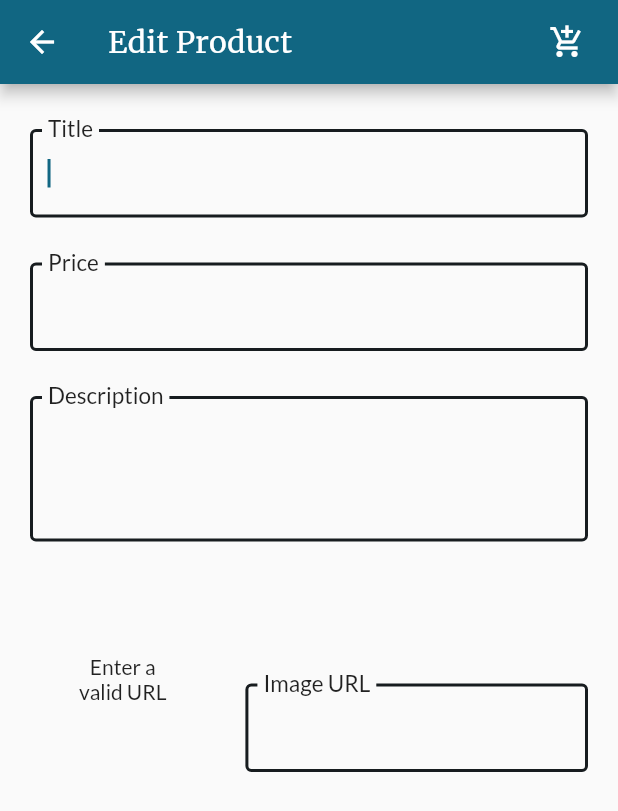
After one commit to keith47733/shop, a Flutter app: the EditProductScreen screen opened by its route, on a phone screen of 412 x 824 dp. The commit adds this screen. Shown: the top 811 px of the screen. Run offline on Flutter 3.47's test engine with Material 2 defaults, Android fonts, the phone set to English and light mode, and no system bars; drawn by our look-alikes of dynamic_color; network calls fail.

Commit message:
Implementing add/edit user products

```diff
--- a/lib/mocks/mock_inventory.dart
+++ b/lib/mocks/mock_inventory.dart
@@ -30,7 +30,7 @@ final MOCK_INVENTORY = [
     price: 49.99,
     imageUrl: 'https://upload.wikimedia.org/wikipedia/commons/thumb/1/14/Cast-Iron-Pan.jpg/1024px-Cast-Iron-Pan.jpg',
   ),
-	ProductItem(
+  ProductItem(
     productItemId: 'p5',
     title: 'Red Shirt II',
     description: 'A red shirt - it is pretty red!',
--- a/lib/screens/cart_screen/cart_screen.dart
+++ b/lib/screens/cart_screen/cart_screen.dart
@@ -7,7 +7,7 @@ import '../../styles/layout.dart';
 import '../../widgets/custom_app_bar.dart';
 import '../../widgets/app_drawer.dart';
 import '../orders_screen/orders_screen.dart';
-import 'cart_item_card.dart';
+import 'cart_item_tile.dart';
 
 class CartScreen extends StatelessWidget {
   static const routeName = '/cart_screen';
@@ -39,7 +39,7 @@ class CartScreen extends StatelessWidget {
       ),
       child: Padding(
         padding: const EdgeInsets.symmetric(
-          vertical: Layout.SPACING / 2,
+          vertical: Layout.SPACING / 1.5,
           horizontal: Layout.SPACING,
         ),
         child: Row(
@@ -98,7 +98,7 @@ class CartScreen extends StatelessWidget {
     return Expanded(
       child: ListView.builder(
         itemCount: currentCart.cartItems.length,
-        itemBuilder: ((ctx, index) => CartItemCard(
+        itemBuilder: ((ctx, index) => CartItemTile(
               cartItemId: currentCart.cartItems.values.toList()[index].cartItemId,
               productId: currentCart.cartItems.keys.toList()[index],
               title: currentCart.cartItems.values.toList()[index].title,
--- a/lib/screens/orders_screen/orders_screen.dart
+++ b/lib/screens/orders_screen/orders_screen.dart
@@ -5,7 +5,7 @@ import '../../providers/orders.dart';
 import '../../styles/layout.dart';
 import '../../widgets/custom_app_bar.dart';
 import '../../widgets/app_drawer.dart';
-import 'order_item_card.dart';
+import 'order_item_tile.dart';
 
 class OrdersScreen extends StatelessWidget {
   static const routeName = '/orders_screen';
@@ -19,7 +19,7 @@ class OrdersScreen extends StatelessWidget {
       body: orders.isOrders()
           ? OrdersList(orders)
           : Padding(
-              padding: const EdgeInsets.all(Layout.SPACING * 2),
+              padding: const EdgeInsets.all(Layout.SPACING * 4),
               child: Center(
                 child: Text(
                   'You haven\'t placed any orders yet.',
@@ -48,7 +48,7 @@ class OrdersScreen extends StatelessWidget {
               physics: NeverScrollableScrollPhysics(),
               itemCount: orders.order.length,
               itemBuilder: ((context, index) {
-                return OrderItemCard(
+                return OrderItemTile(
                   index: index,
                   orderItem: orders.order[index],
                 );
--- /dev/null
+++ b/lib/screens/user_products_screen/edit_product_screen.dart
@@ -0,0 +1,169 @@
+import 'package:flutter/material.dart';
+
+import '../../styles/layout.dart';
+
+// Require a StatefulWidget since the Form will change local state.
+class EditProductScreen extends StatefulWidget {
+  static const routeName = '/edit_product_screen';
+
+  @override
+  State<EditProductScreen> createState() => _EditProductScreenState();
+}
+
+class _EditProductScreenState extends State<EditProductScreen> {
+  TextEditingController _imageUrlController = TextEditingController();
+  FocusNode _imageUrlFocusNode = FocusNode();
+
+  @override
+  void initState() {
+    super.initState();
+    // This adds a listener to the _imageUrlFocusNode. The void Function _updateImageUrl is called whenever there is a change to _imageUrlFocusNode by Setting the TextFormField() below.
+    _imageUrlFocusNode.addListener(_updateImageUrl);
+  }
+
+  @override
+  void dispose() {
+    super.dispose();
+    _imageUrlController.dispose();
+    // Remove the listener before disposing the actual focusNode.
+    _imageUrlFocusNode.removeListener(_updateImageUrl);
+    _imageUrlFocusNode.dispose();
+  }
+
+  void _updateImageUrl() {
+    if (!_imageUrlFocusNode.hasFocus) {
+      setState(() {});
+    }
+  }
+
+  @override
+  Widget build(BuildContext context) {
+    final formFieldDecoration = InputDecoration(
+      floatingLabelBehavior: FloatingLabelBehavior.always,
+      labelStyle: Theme.of(context).textTheme.titleLarge,
+      enabledBorder: OutlineInputBorder(
+        borderSide: BorderSide(color: Theme.of(context).colorScheme.onBackground, width: Layout.BORDER_WIDTH),
+      ),
+      focusedBorder: OutlineInputBorder(
+        borderSide: BorderSide(color: Theme.of(context).colorScheme.onBackground, width: Layout.BORDER_WIDTH),
+      ),
+      errorBorder: OutlineInputBorder(
+        borderSide: BorderSide(color: Theme.of(context).colorScheme.error, width: Layout.BORDER_WIDTH),
+      ),
+      focusedErrorBorder: OutlineInputBorder(
+        borderSide: BorderSide(color: Theme.of(context).colorScheme.error, width: Layout.BORDER_WIDTH),
+      ),
+    );
+
+    // ADD DISPOSE METHOD
+
+    return Scaffold(
+      appBar: CustomAppBar(context, 'Edit Product'),
+      body: BuildInputForm(context, formFieldDecoration),
+    );
+  }
+
+  PreferredSizeWidget CustomAppBar(context, title) {
+    return AppBar(
+      title: Text(
+        title,
+        style: TextStyle(fontFamily: 'Merriweather'),
+      ),
+      actions: [
+        Padding(
+          padding: const EdgeInsets.only(right: Layout.SPACING / 2),
+          child: IconButton(
+            onPressed: () {
+              // Navigator.of(context).pushNamed(ProductsScreen.routeName);
+            },
+            icon: Icon(Icons.add_shopping_cart),
+          ),
+        ),
+      ],
+    );
+  }
+
+  Widget BuildInputForm(context, formFieldDecoration) {
+    return Form(
+      child: SingleChildScrollView(
+        child: Padding(
+          padding: const EdgeInsets.symmetric(
+            vertical: Layout.SPACING * 1.5,
+            horizontal: Layout.SPACING,
+          ),
+          child: Column(
+            children: <Widget>[
+              TextFormField(
+                autofocus: true,
+                decoration: formFieldDecoration.copyWith(labelText: 'Title'),
+                keyboardType: TextInputType.text,
+                textInputAction: TextInputAction.next,
+              ),
+              SizedBox(height: Layout.SPACING * 1.5),
+              TextFormField(
+                decoration: formFieldDecoration.copyWith(labelText: 'Price'),
+                keyboardType: TextInputType.number,
+                textInputAction: TextInputAction.next,
+              ),
+              SizedBox(height: Layout.SPACING * 1.5),
+              TextFormField(
+                decoration: formFieldDecoration.copyWith(labelText: 'Description'),
+                keyboardType: TextInputType.multiline,
+                maxLines: 3,
+                textInputAction: TextInputAction.next,
+              ),
+              SizedBox(height: Layout.SPACING * 1.5),
+              Row(
+                crossAxisAlignment: CrossAxisAlignment.end,
+                children: [
+                  ClipRRect(
+                    borderRadius: BorderRadius.circular(Layout.RADIUS / 2),
+                    child: Container(
+                      width: MediaQuery.of(context).size.width * 0.30,
+                      height: MediaQuery.of(context).size.width * 0.30,
+                      decoration: BoxDecoration(
+                          // color: Theme.of(context).colorScheme.secondary,
+                          // border: Border.all(width: 1.0),
+                          ),
+                      child: _imageUrlController.text.isEmpty
+                          ? Padding(
+                              padding: const EdgeInsets.all(Layout.SPACING / 4),
+                              child: Center(
+                                child: Text(
+                                  'Enter a\nvalid URL',
+                                  textAlign: TextAlign.center,
+                                ),
+                              ),
+                            )
+                          : FittedBox(
+                              child: Image.network(
+                                _imageUrlController.text,
+                                fit: BoxFit.cover,
+                              ),
+                            ),
+                    ),
+                  ),
+                  SizedBox(width: Layout.SPACING),
+                  // TextFormField() takes all space available and so does the Row(). Need to wrap TextFormField() in Expanded().
+                  Expanded(
+                    child: TextFormField(
+                      decoration: formFieldDecoration.copyWith(labelText: 'Image URL'),
+                      keyboardType: TextInputType.url,
+                      controller: _imageUrlController,
+                      // Can set up a listener of the imageUrlFocusNode.
+                      focusNode: _imageUrlFocusNode,
+                      onEditingComplete: () {
+                        setState(() {});
+                      },
+                      textInputAction: TextInputAction.done,
+                    ),
+                  ),
+                ],
+              ),
+            ],
+          ),
+        ),
+      ),
+    );
+  }
+}
--- a/lib/styles/layout.dart
+++ b/lib/styles/layout.dart
@@ -1,4 +1,5 @@
 class Layout {
+	static const BORDER_WIDTH = 2.0;
   static const ELEVATION = 5.0;
   static const ICONSIZE = 30.0;
   static const RADIUS = 15.0;
--- a/lib/widgets/custom_app_bar.dart
+++ b/lib/widgets/custom_app_bar.dart
@@ -1,6 +1,6 @@
 import 'package:flutter/material.dart';
 
-import '../screens/products_overview_screen/products_overview_screen.dart';
+import '../screens/products_screen/products_screen.dart';
 import '../styles/layout.dart';
 
 PreferredSizeWidget CustomAppBar(context, title) {
@@ -15,7 +15,7 @@ PreferredSizeWidget CustomAppBar(context, title) {
         child: IconButton(
           onPressed: () {
             Layout.showFavourites = false;
-            Navigator.of(context).pushReplacementNamed(ProductsOverviewScreen.routeName);
+            Navigator.of(context).pushReplacementNamed(ProductsScreen.routeName);
           },
           icon: Icon(Icons.shop),
         ),
```
Also changed, not shown: lib/main.dart (+14 -2 lines), lib/providers/cart.dart (+36 -16 lines), lib/screens/cart_screen/cart_item_tile.dart (renamed from lib/screens/cart_screen/cart_item_card.dart, +35 -3 lines), lib/screens/orders_screen/order_item_tile.dart (renamed from lib/screens/orders_screen/order_item_card.dart, +4 -4 lines), lib/screens/products_screen/product_tile.dart (renamed from lib/screens/products_overview_screen/product_overview_tile.dart, +24 -9 lines), lib/screens/products_screen/products_screen.dart (renamed from lib/screens/products_overview_screen/products_overview_screen.dart, +13 -15 lines), lib/screens/user_products_screen/user_product_tile.dart (added, +52 -0 lines), lib/screens/user_products_screen/user_products_screen.dart (added, +62 -0 lines), lib/widgets/app_drawer.dart (+17 -6 lines), lib/screens/products_screen/badge.dart (renamed from lib/screens/products_overview_screen/badge.dart).
